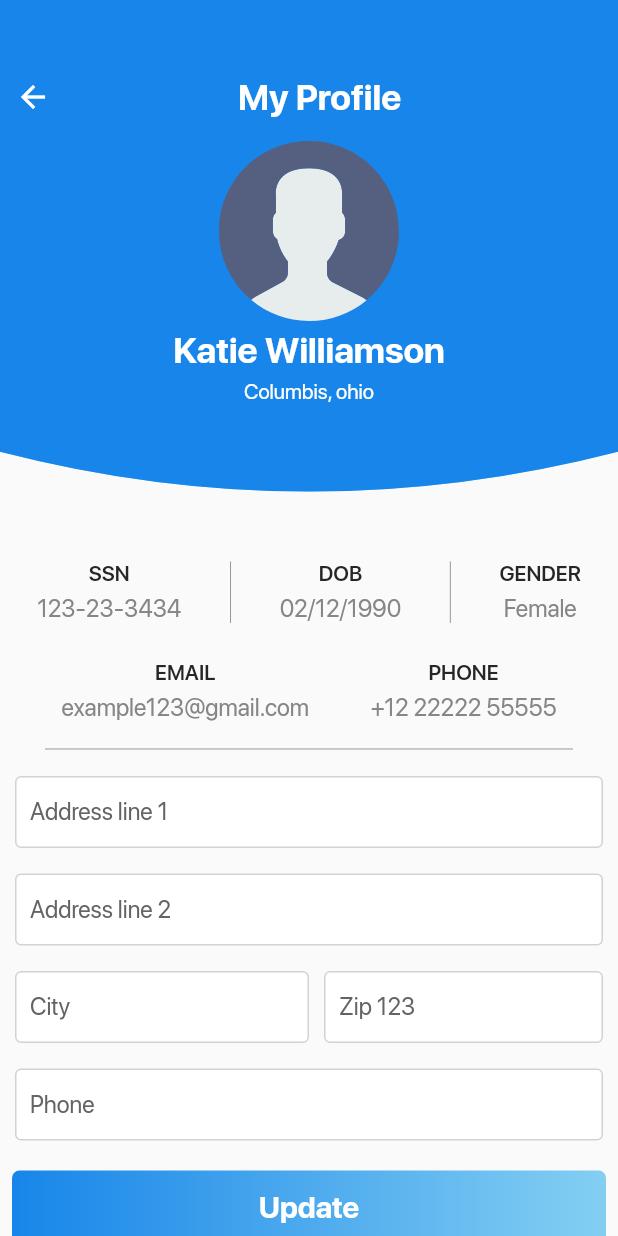
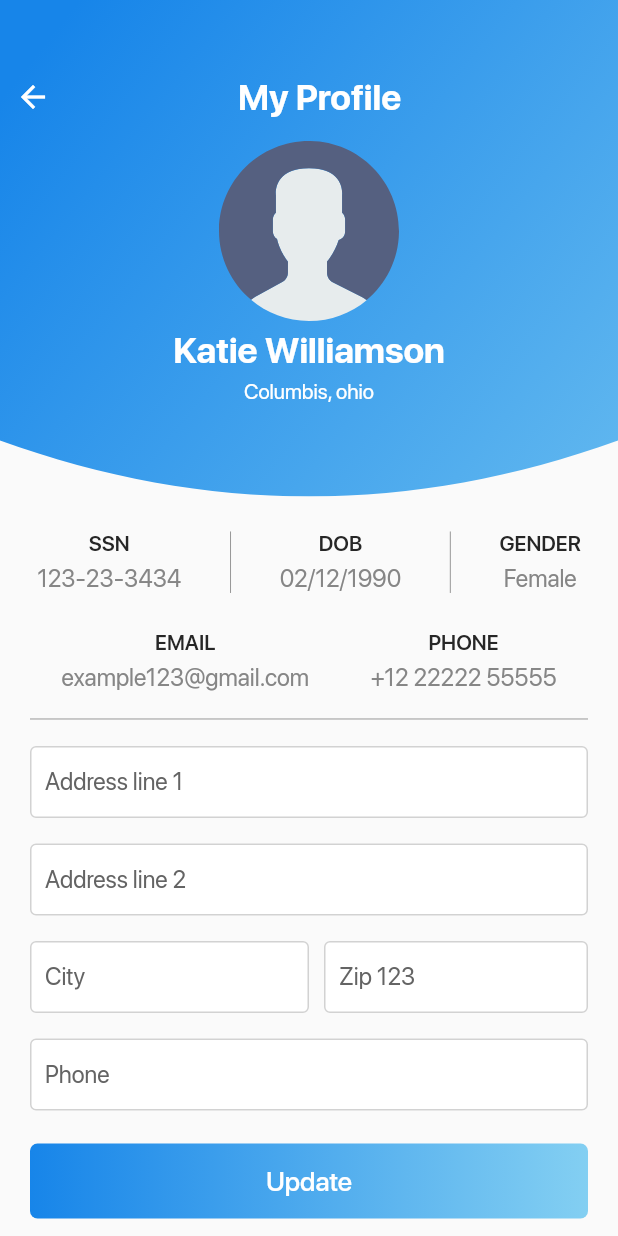
Before and after one commit to AkashMatlani/evv_plus, a Flutter app: the ProfileScreen screen opened directly, on a phone screen of 412 x 824 dp. Run offline on Flutter 3.47's test engine with Material 2 defaults, Android fonts, the phone set to English and light mode, and no system bars; our stand-ins replace connectivity, flutter_spinkit, flutter_svg, shared_preferences, simple_animations; accounts and stored records are empty.

Commit message:
Fix profile screen issue

```diff
--- a/lib/GeneralUtils/Constant.dart
+++ b/lib/GeneralUtils/Constant.dart
@@ -69,6 +69,7 @@ class MyImage {
   static const noImagePlaceholder = "assets/bg_image/no_image_placeholder.png";
   static const profilePlaceholder = "assets/bg_image/user_placeholder.svg";
   static const user_placeholder = "assets/icons/user_placeholder.svg";
+  static const profileHeaderBgImage = "assets/icons/profile_header_bg.svg";
 
   static const appLogoH = "assets/icons/app_logo_horizontal.svg";
   static const appLogoV = "assets/icons/app_logo_vertical.svg";
--- a/lib/Ui/ForgotPwdScreen.dart
+++ b/lib/Ui/ForgotPwdScreen.dart
@@ -159,7 +159,7 @@ class _ForgotPwdScreen extends State<ForgotPwdScreen> {
                 borderRadius:
                 BorderRadius.circular(20.0)), //this right here
             child: Container(
-              height: MediaQuery.of(context).size.height*0.25,
+                height: MediaQuery.of(context).size.height*0.25,
                 child: Column(
                   mainAxisAlignment: MainAxisAlignment.start,
                   children: [
--- a/lib/Ui/ProfileScreen.dart
+++ b/lib/Ui/ProfileScreen.dart
@@ -1,9 +1,9 @@
-import 'dart:math';
 
 import 'package:evv_plus/GeneralUtils/HelperWidgets.dart';
 import 'package:flutter/cupertino.dart';
 import 'package:flutter/material.dart';
 import 'package:flutter_svg/svg.dart';
+
 import '../GeneralUtils/ColorExtension.dart';
 import '../GeneralUtils/Constant.dart';
 import '../GeneralUtils/LabelStr.dart';
@@ -20,6 +20,8 @@ class _ProfileScreenState extends State<ProfileScreen> {
   var _zipController = TextEditingController();
   var _phoneController = TextEditingController();
 
+  final Widget svg = new SvgPicture.asset(MyImage.profileHeaderBgImage);
+
   @override
   Widget build(BuildContext context) {
     return Scaffold(
@@ -29,75 +31,10 @@ class _ProfileScreenState extends State<ProfileScreen> {
             Container(
               child: Column(
                 children: [
-                /*  Container(
-                    height: MediaQuery.of(context).size.height * 0.43,
-                    decoration: BoxDecoration(
-                        borderRadius: BorderRadius.only(
-                            topRight: Radius.zero,
-                            topLeft: Radius.zero,
-                            bottomLeft: Radius.circular(40),
-                            bottomRight: Radius.circular(40)),
-                        gradient: LinearGradient(colors: [
-                          HexColor("#1785e9"),
-                          HexColor("#83cff2")
-                        ])),
-                    child: Column(
+                  Stack(
                     children: [
-                        SizedBox(height: 50),
-                        Row(
-                          children: [
+                      SvgPicture.asset(MyImage.profileHeaderBgImage, fit: BoxFit.fill),
                       Container(
-                              child:
-                                  Icon(Icons.arrow_back, color: Colors.white),
-                              margin: EdgeInsets.only(left: 10),
-                            ),
-                            Expanded(
-                                child: Container(
-                              alignment: Alignment.center,
-                              margin: EdgeInsets.only(right: 20),
-                              child: Text(LabelStr.lblMyProfile,
-                                  style: AppTheme.boldSFTextStyle().copyWith(
-                                      fontSize: 24, color: Colors.white)),
-                            ))
-                          ],
-                        ),
-                        SizedBox(height: 15),
-                        Container(
-                            alignment: Alignment.center,
-                            child: SvgPicture.asset(MyImage.user_placeholder,
-                                height: 120, width: 120)),
-                        SizedBox(height: 5),
-                        Container(
-                          width: MediaQuery.of(context).size.width,
-                          alignment: Alignment.center,
-                          child: Text("Katie Williamson",
-                              style: AppTheme.boldSFTextStyle()
-                                  .copyWith(fontSize: 24, color: Colors.white)),
-                        ),
-                        SizedBox(height: 5),
-                        Container(
-                          width: MediaQuery.of(context).size.width,
-                          alignment: Alignment.center,
-                          child: Text("Columbis, ohio",
-                              style: AppTheme.regularSFTextStyle()
-                                  .copyWith(fontSize: 14, color: Colors.white)),
-                        ),
-                        SizedBox(height: 10),
-                      ],
-                    ),
-                  ),*/
-                 /* Container(
-                    height: 200.0,
-                    decoration: new BoxDecoration(
-                      color: Colors.red,
-                      borderRadius: BorderRadius.vertical(
-                          bottom: Radius.elliptical(
-                              MediaQuery.of(context).size.width, 38.0)),
-                    ),
-                  ),*/
-
-                  CustomPaint(
-                    child: Container(
                           height: MediaQuery.of(context).size.height * 0.43,
                           child: Column(
                             children: [
@@ -142,15 +79,9 @@ class _ProfileScreenState extends State<ProfileScreen> {
                               ),
                               SizedBox(height: 10),
                             ],
-                      ),
-                    ),
-                    painter: HeaderCurvedContainer(),
-
-                  ),
-
-                  //CurvedShape(),
-                  SizedBox(
-                    height: 20,
+                          )
+                      )
+                    ],
                   ),
                   IntrinsicHeight(
                     child: Row(
@@ -269,11 +200,11 @@ class _ProfileScreenState extends State<ProfileScreen> {
                     ],
                   ),
                   Container(
-                    padding: EdgeInsets.fromLTRB(30, 10, 30, 0),
+                    padding: EdgeInsets.fromLTRB(20, 10, 20, 0),
                     child: Divider(color: Color(0xff979797)),
                   ),
                   Container(
-                      padding: EdgeInsets.fromLTRB(10, 10, 10, 0),
+                      padding: EdgeInsets.fromLTRB(20, 10, 20, 0),
                       width: MediaQuery.of(context).size.width,
                       height: 65,
                       child: textFieldFor(
@@ -282,7 +213,7 @@ class _ProfileScreenState extends State<ProfileScreen> {
                           textCapitalization: TextCapitalization.none,
                           keyboardType: TextInputType.streetAddress)),
                   Container(
-                      padding: EdgeInsets.fromLTRB(10, 10, 10, 0),
+                      padding: EdgeInsets.fromLTRB(20, 10, 20, 0),
                       width: MediaQuery.of(context).size.width,
                       height: 65,
                       child: textFieldFor(
@@ -299,7 +230,7 @@ class _ProfileScreenState extends State<ProfileScreen> {
                     children: [
                       Container(
                           width: MediaQuery.of(context).size.width * 0.50,
-                          padding: EdgeInsets.fromLTRB(10, 5, 0, 0),
+                          padding: EdgeInsets.fromLTRB(20, 5, 0, 0),
                           height: 65,
                           child: textFieldFor(
                             LabelStr.lblCity,
@@ -310,7 +241,7 @@ class _ProfileScreenState extends State<ProfileScreen> {
                       Container(
                           width: MediaQuery.of(context).size.width * 0.50,
                           height: 65,
-                          padding: EdgeInsets.fromLTRB(10, 5, 10, 0),
+                          padding: EdgeInsets.fromLTRB(10, 5, 20, 0),
                           child: textFieldFor(LabelStr.lblZip, _zipController,
                               autocorrect: false,
                               textCapitalization: TextCapitalization.none,
@@ -318,7 +249,7 @@ class _ProfileScreenState extends State<ProfileScreen> {
                     ],
                   ),
                   Container(
-                      padding: EdgeInsets.fromLTRB(10, 5, 10, 0),
+                      padding: EdgeInsets.fromLTRB(20, 5, 20, 0),
                       width: MediaQuery.of(context).size.width,
                       height: 65,
                       child: textFieldFor(LabelStr.lblPhone, _phoneController,
@@ -326,7 +257,7 @@ class _ProfileScreenState extends State<ProfileScreen> {
                           textCapitalization: TextCapitalization.none,
                           keyboardType: TextInputType.phone)),
                   Container(
-                    margin: EdgeInsets.all(8),
+                    margin: EdgeInsets.fromLTRB(20, 10, 20, 10),
                     width: MediaQuery.of(context).size.width,
                     height: 50,
                     decoration: BoxDecoration(
@@ -335,8 +266,8 @@ class _ProfileScreenState extends State<ProfileScreen> {
                         borderRadius: BorderRadius.all(Radius.circular(5))),
                     child: TextButton(
                       child: Text(LabelStr.lblUpdate,
-                          style: AppTheme.boldSFTextStyle()
-                              .copyWith(fontSize: 20, color: Colors.white)),
+                          style: AppTheme.mediumSFTextStyle()
+                              .copyWith(fontSize: 18, color: Colors.white)),
                       onPressed: () {
                         FocusScope.of(context).requestFocus(FocusNode());
                         checkConnection().then((isConnected) {});
--- a/lib/Ui/TaskWithDateDetailsScreen.dart
+++ b/lib/Ui/TaskWithDateDetailsScreen.dart
@@ -6,7 +6,6 @@ import 'package:evv_plus/GeneralUtils/ToastUtils.dart';
 import 'package:evv_plus/GeneralUtils/Utils.dart';
 import 'package:evv_plus/Ui/ScheduleScreen.dart';
 import 'package:evv_plus/Ui/VerificationMenuScreen.dart';
-import 'package:evv_plus/Ui/VisitVerificationScreen.dart';
 import 'package:flutter/cupertino.dart';
 import 'package:flutter/material.dart';
 import 'package:flutter_svg/svg.dart';
--- a/lib/main.dart
+++ b/lib/main.dart
@@ -1,5 +1,6 @@
 import 'package:evv_plus/GeneralUtils/LabelStr.dart';
 import 'package:evv_plus/Ui/DailyLivingTask.dart';
+import 'package:evv_plus/Ui/ProfileScreen.dart';
 import 'package:evv_plus/Ui/ScheduleScreen.dart';
 import 'package:evv_plus/Ui/SplashScreen.dart';
 import 'package:flutter/material.dart';
@@ -22,7 +23,7 @@ class MyApp extends StatelessWidget {
       theme: ThemeData(
         primarySwatch: Colors.blue,
       ),
-      home: SplashScreen(),
+      home: ProfileScreen(),
     );
   }
 }
```
Also changed, not shown: assets/icons/logout.svg (deleted), assets/icons/profile_header_bg.svg (added), pubspec.lock. Lines whose indentation alone changed are shown as unchanged.
